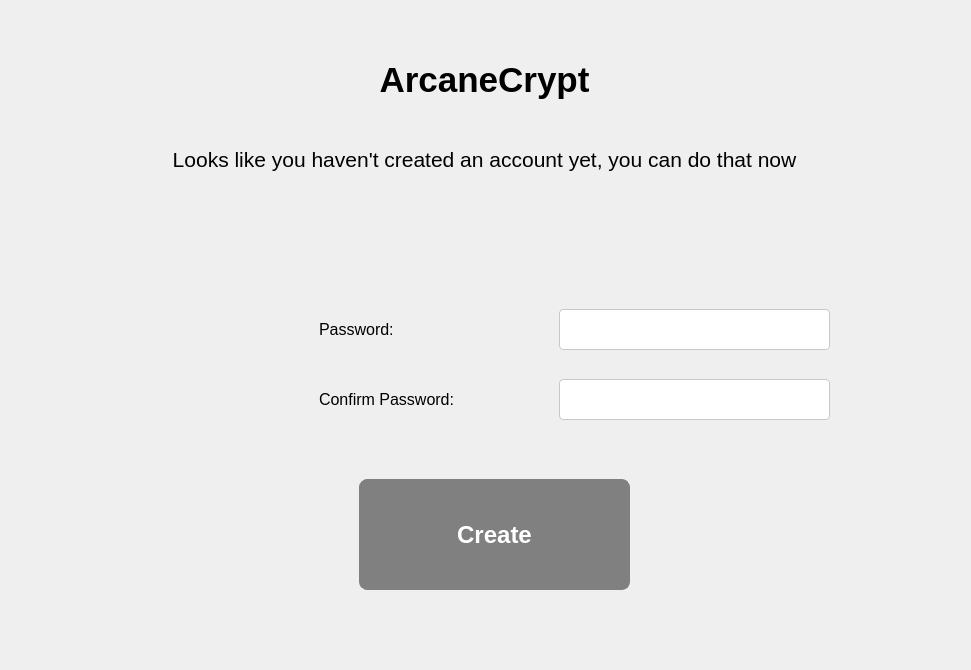
Above: window.ui from TXOG/ArcaneCrypt before the change. Below: the same form after it.
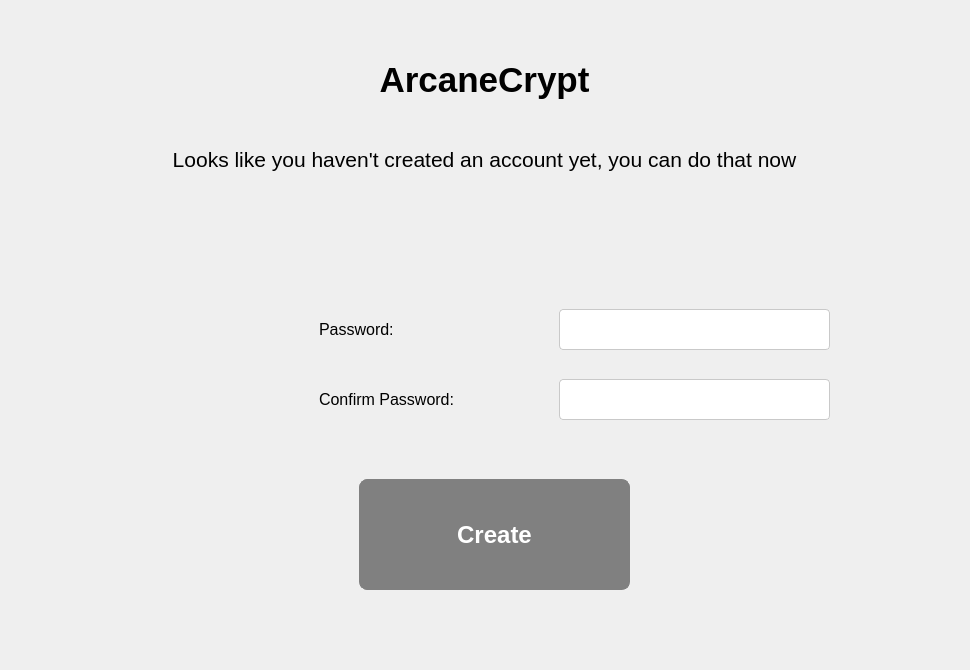
That is the form after the change.

Commit message: Created popup on Create Vault button press

```diff
--- a/window.ui
+++ b/window.ui
@@ -6,7 +6,7 @@
    <rect>
     <x>0</x>
     <y>0</y>
-    <width>971</width>
+    <width>970</width>
     <height>670</height>
    </rect>
   </property>
```
The commit also changes 3 other files.
